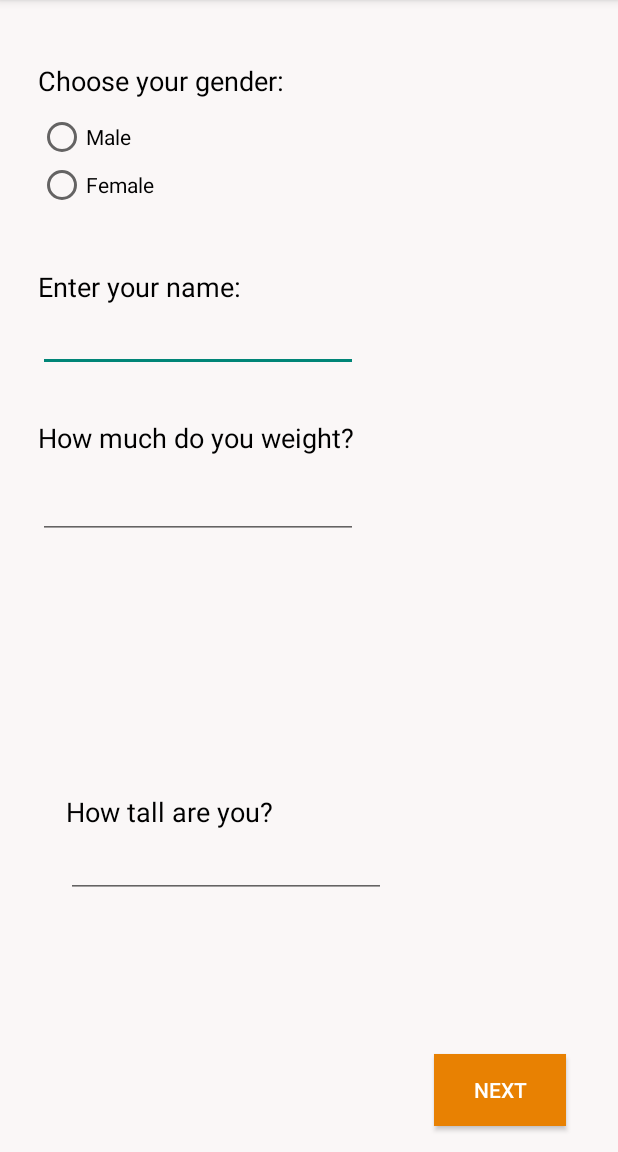
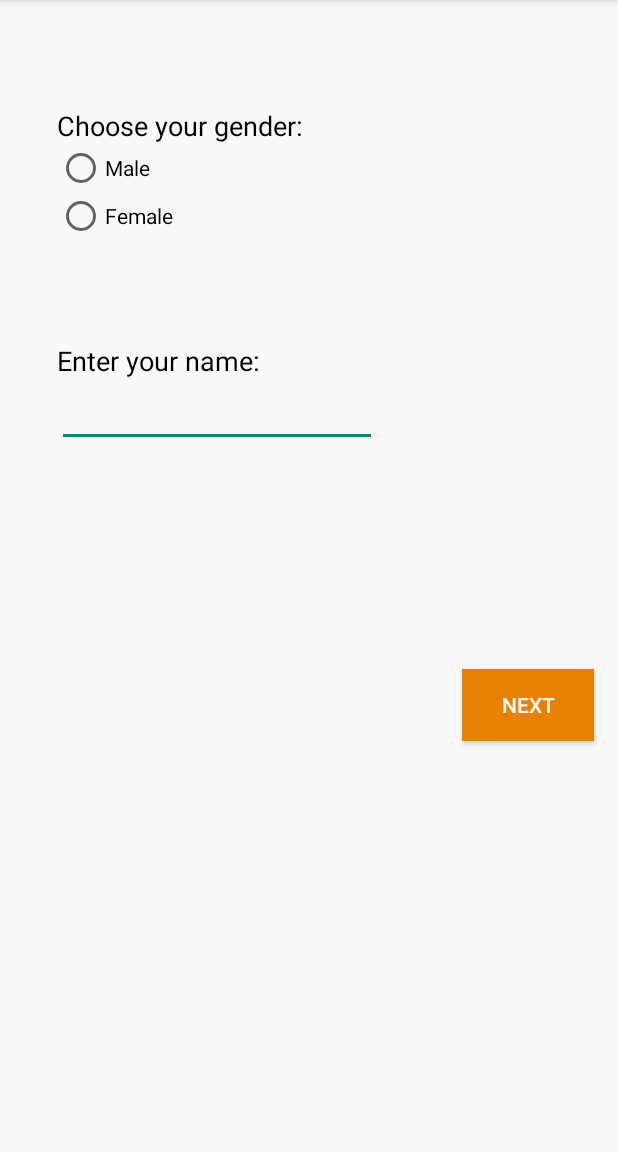
Before and after one commit to MarieDon/CheckMyMeal, an Android app: the screen it shows after launch (Home), on a phone screen of 412 x 824 dp, the part 84-1236 px from its top. Run offline under Robolectric (Android 15) with nearby library versions, the phone set to English and light mode, and no system bars.

Commit message:
updated ui

```diff
--- a/app/src/main/java/ie/app/checkmymeal1/Home.java
+++ b/app/src/main/java/ie/app/checkmymeal1/Home.java
@@ -31,19 +31,8 @@ public class Home extends AppCompatActivity {
         nextButton= findViewById(R.id.nextButton);
         genderGroup= findViewById(R.id.genderGroup);
         nameText= findViewById(R.id.nameText);
-        weight= findViewById(R.id.weight);
-        height= findViewById(R.id.height);
 
-//        Meal meal = new Meal("monday", breakfast, lunch, dinner, snack1, snack2);
-//        meal.setTime("3:30");
-//        meal.setBreakfast("hello");
-//        meal.setLunch("Goodbuy");
-//        meal.setDinner("gdfhg");
-//        meal.setSnack1("dfsfgd");
-//        meal.setSnack2("sgdsthgfd");
-//
-//        DatabaseHandler db = new DatabaseHandler(this);
-       // db.insertRecord(meal);
+
 
         Log.d("Saved", "Record Inserted");
 
--- a/app/src/main/res/layout/activity_home.xml
+++ b/app/src/main/res/layout/activity_home.xml
@@ -17,9 +17,8 @@
         android:contentDescription="@string/app_name"
         app:layout_constraintBottom_toBottomOf="parent"
         app:layout_constraintEnd_toEndOf="parent"
-        app:layout_constraintHorizontal_bias="0.0"
         app:layout_constraintStart_toStartOf="parent"
-        app:layout_constraintTop_toBottomOf="@+id/Weight" />
+        app:layout_constraintTop_toBottomOf="@+id/nextButton" />
 
     <Button
         android:id="@+id/nextButton"
@@ -27,8 +26,8 @@
         android:layout_height="wrap_content"
         android:layout_alignParentBottom="true"
         android:layout_alignParentEnd="true"
-        android:layout_marginBottom="17dp"
-        android:layout_marginEnd="2dp"
+        android:layout_marginBottom="16dp"
+        android:layout_marginEnd="16dp"
         android:background="@color/buttonColor"
         android:bottomLeftRadius="20dp"
         android:bottomRightRadius="20dp"
@@ -36,9 +35,9 @@
         android:textAppearance="@style/TextAppearance.AppCompat.Widget.Button.Colored"
         android:topLeftRadius="20dp"
         android:topRightRadius="20dp"
-        app:layout_constraintBottom_toBottomOf="parent"
+        app:layout_constraintBottom_toTopOf="@+id/Orange"
         app:layout_constraintEnd_toEndOf="parent"
-        app:layout_constraintStart_toEndOf="@+id/height" />
+        app:layout_constraintTop_toBottomOf="@+id/nameText" />
 
     <TextView
         android:id="@+id/Name"
@@ -46,12 +45,11 @@
         android:layout_height="wrap_content"
         android:layout_alignParentStart="true"
         android:layout_below="@+id/genderGroup"
-        android:layout_marginBottom="76dp"
-        android:layout_marginStart="25dp"
+        android:layout_marginStart="38dp"
         android:text="@string/Name"
         android:textAppearance="@style/TextAppearance.AppCompat.Medium"
         android:textColor="@android:color/background_dark"
-        app:layout_constraintBottom_toTopOf="@+id/Weight"
+        app:layout_constraintBottom_toTopOf="@+id/nameText"
         app:layout_constraintStart_toStartOf="parent"
         app:layout_constraintTop_toBottomOf="@+id/genderGroup" />
 
@@ -61,12 +59,13 @@
         android:layout_height="wrap_content"
         android:layout_alignStart="@+id/Name"
         android:layout_below="@+id/Name"
-        android:layout_marginTop="24dp"
+        android:layout_marginBottom="148dp"
         android:ems="10"
         android:inputType="textPersonName"
         android:text="@string/NameSpace"
+        app:layout_constraintBottom_toTopOf="@+id/nextButton"
         app:layout_constraintStart_toStartOf="@+id/Name"
-        app:layout_constraintTop_toTopOf="@+id/Name" />
+        app:layout_constraintTop_toBottomOf="@+id/Name" />
 
     <TextView
         android:id="@+id/Gender"
@@ -74,9 +73,8 @@
         android:layout_height="wrap_content"
         android:layout_alignStart="@+id/nameText"
         android:layout_below="@+id/nameText"
-        android:layout_marginBottom="9dp"
-        android:layout_marginStart="25dp"
-        android:layout_marginTop="41dp"
+        android:layout_marginStart="38dp"
+        android:layout_marginTop="71dp"
         android:text="@string/Gender"
         android:textAppearance="@style/TextAppearance.AppCompat.Medium"
         android:textColor="@android:color/background_dark"
@@ -88,7 +86,7 @@
         android:id="@+id/genderGroup"
         android:layout_width="wrap_content"
         android:layout_height="wrap_content"
-        android:layout_marginBottom="39dp"
+        android:layout_marginBottom="68dp"
         app:layout_constraintBottom_toTopOf="@+id/Name"
         app:layout_constraintStart_toStartOf="@+id/Gender"
         app:layout_constraintTop_toBottomOf="@+id/Gender">
@@ -112,49 +110,5 @@
             android:text="@string/Female" />
     </RadioGroup>
 
-    <TextView
-        android:id="@+id/Weight"
-        android:layout_width="wrap_content"
-        android:layout_height="wrap_content"
-        android:layout_marginBottom="10dp"
-        android:layout_marginStart="25dp"
-        android:text="@string/Weight"
-        android:textAppearance="@style/TextAppearance.AppCompat.Medium"
-        android:textColor="@android:color/background_dark"
-        app:layout_constraintBottom_toTopOf="@+id/Orange"
-        app:layout_constraintStart_toStartOf="parent"
-        app:layout_constraintTop_toBottomOf="@+id/Name" />
-
-    <EditText
-        android:id="@+id/weight"
-        android:layout_width="wrap_content"
-        android:layout_height="wrap_content"
-        android:ems="10"
-        android:inputType="number"
-        app:layout_constraintStart_toStartOf="@+id/Weight"
-        app:layout_constraintTop_toTopOf="@+id/Orange" />
-
-    <TextView
-        android:id="@+id/Height"
-        android:layout_width="wrap_content"
-        android:layout_height="wrap_content"
-        android:text="@string/Height"
-        android:textAppearance="@style/TextAppearance.AppCompat.Medium"
-        android:textColor="@android:color/background_dark"
-        app:layout_constraintBottom_toBottomOf="@+id/Orange"
-        app:layout_constraintStart_toStartOf="@+id/height"
-        app:layout_constraintTop_toTopOf="@+id/Orange" />
-
-    <EditText
-        android:id="@+id/height"
-        android:layout_width="wrap_content"
-        android:layout_height="wrap_content"
-        android:layout_marginStart="11dp"
-        android:ems="10"
-        android:inputType="number"
-        app:layout_constraintEnd_toStartOf="@+id/nextButton"
-        app:layout_constraintStart_toStartOf="parent"
-        app:layout_constraintTop_toBottomOf="@+id/Height" />
-
 
 </android.support.constraint.ConstraintLayout>
```
